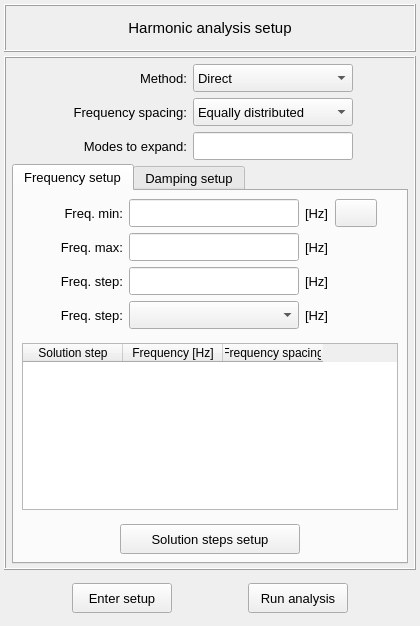
First picture: the form in vibra/interface/data/ui_files/analysis/harmonic_analysis_setup_input.ui, repository MOPT-UFSC/VIBRA, before the edit.
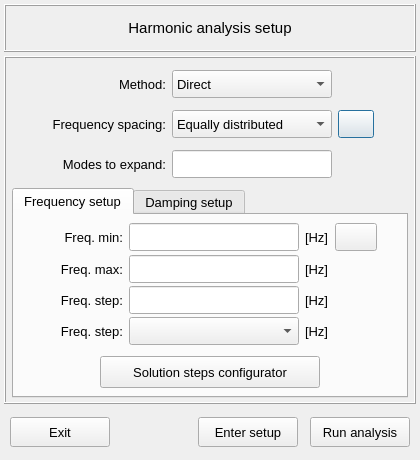
Second picture: the form after the edit. Icons and pictures are not drawn.

Commit message: Minor refactor in the harmonic analysis setup UI

What changed in the file:
```diff
--- a/vibra/interface/data/ui_files/analysis/harmonic_analysis_setup_input.ui
+++ b/vibra/interface/data/ui_files/analysis/harmonic_analysis_setup_input.ui
@@ -10,7 +10,7 @@
     <x>0</x>
     <y>0</y>
     <width>420</width>
-    <height>626</height>
+    <height>460</height>
    </rect>
   </property>
   <property name="sizePolicy">
@@ -22,7 +22,7 @@
   <property name="minimumSize">
    <size>
     <width>360</width>
-    <height>500</height>
+    <height>460</height>
    </size>
   </property>
   <property name="maximumSize">
@@ -125,7 +125,7 @@
      <property name="minimumSize">
       <size>
        <width>0</width>
-       <height>340</height>
+       <height>320</height>
       </size>
      </property>
      <property name="frameShape">
@@ -158,13 +158,13 @@
         <property name="minimumSize">
          <size>
           <width>0</width>
-          <height>92</height>
+          <height>120</height>
          </size>
         </property>
         <property name="maximumSize">
          <size>
           <width>1000</width>
-          <height>100</height>
+          <height>140</height>
          </size>
         </property>
         <property name="frameShape">
@@ -186,31 +186,72 @@
          <property name="bottomMargin">
           <number>0</number>
          </property>
-         <item row="0" column="0">
-          <spacer name="horizontalSpacer_7">
-           <property name="orientation">
-            <enum>Qt::Horizontal</enum>
+         <item row="1" column="3">
+          <widget class="QPushButton" name="pushButton_show_solution_steps_table">
+           <property name="minimumSize">
+            <size>
+             <width>0</width>
+             <height>0</height>
+            </size>
            </property>
-           <property name="sizeHint" stdset="0">
+           <property name="maximumSize">
             <size>
-             <width>40</width>
+             <width>36</width>
+             <height>28</height>
+            </size>
+           </property>
+           <property name="font">
+            <font>
+             <pointsize>10</pointsize>
+            </font>
+           </property>
+           <property name="toolTip">
+            <string>&lt;html&gt;&lt;head/&gt;&lt;body&gt;&lt;p&gt;See the solution steps table&lt;/p&gt;&lt;/body&gt;&lt;/html&gt;</string>
+           </property>
+           <property name="text">
+            <string/>
+           </property>
+           <property name="icon">
+            <iconset resource="../../icons/resources.qrc">
+             <normaloff>:/icons/preview_data.png</normaloff>:/icons/preview_data.png</iconset>
+           </property>
+           <property name="iconSize">
+            <size>
+             <width>20</width>
              <height>20</height>
             </size>
            </property>
-          </spacer>
+          </widget>
          </item>
-         <item row="0" column="3">
-          <spacer name="horizontalSpacer_8">
-           <property name="orientation">
-            <enum>Qt::Horizontal</enum>
+         <item row="0" column="1">
+          <widget class="QLabel" name="label_3">
+           <property name="minimumSize">
+            <size>
+             <width>120</width>
+             <height>28</height>
+            </size>
            </property>
-           <property name="sizeHint" stdset="0">
+           <property name="maximumSize">
             <size>
-             <width>40</width>
-             <height>20</height>
+             <width>160</width>
+             <height>28</height>
             </size>
            </property>
-          </spacer>
+           <property name="font">
+            <font>
+             <family>MS Shell Dlg 2</family>
+             <pointsize>10</pointsize>
+             <weight>50</weight>
+             <bold>false</bold>
+            </font>
+           </property>
+           <property name="text">
+            <string>Method:</string>
+           </property>
+           <property name="alignment">
+            <set>Qt::AlignRight|Qt::AlignTrailing|Qt::AlignVCenter</set>
+           </property>
+          </widget>
          </item>
          <item row="0" column="2">
           <widget class="QComboBox" name="comboBox_method">
@@ -284,67 +325,6 @@
            </property>
           </widget>
          </item>
-         <item row="2" column="2">
-          <widget class="QLineEdit" name="lineEdit_modes_to_expand">
-           <property name="minimumSize">
-            <size>
-             <width>160</width>
-             <height>28</height>
-            </size>
-           </property>
-           <property name="maximumSize">
-            <size>
-             <width>160</width>
-             <height>28</height>
-            </size>
-           </property>
-           <property name="font">
-            <font>
-             <family>MS Shell Dlg 2</family>
-             <pointsize>10</pointsize>
-             <weight>50</weight>
-             <italic>false</italic>
-             <bold>false</bold>
-            </font>
-           </property>
-           <property name="styleSheet">
-            <string notr="true"/>
-           </property>
-           <property name="alignment">
-            <set>Qt::AlignCenter</set>
-           </property>
-          </widget>
-         </item>
-         <item row="0" column="1">
-          <widget class="QLabel" name="label_3">
-           <property name="minimumSize">
-            <size>
-             <width>120</width>
-             <height>28</height>
-            </size>
-           </property>
-           <property name="maximumSize">
-            <size>
-             <width>160</width>
-             <height>28</height>
-            </size>
-           </property>
-           <property name="font">
-            <font>
-             <family>MS Shell Dlg 2</family>
-             <pointsize>10</pointsize>
-             <weight>50</weight>
-             <bold>false</bold>
-            </font>
-           </property>
-           <property name="text">
-            <string>Method:</string>
-           </property>
-           <property name="alignment">
-            <set>Qt::AlignRight|Qt::AlignTrailing|Qt::AlignVCenter</set>
-           </property>
-          </widget>
-         </item>
          <item row="1" column="1">
           <widget class="QLabel" name="label_4">
            <property name="minimumSize">
@@ -416,6 +396,63 @@
            </item>
           </widget>
          </item>
+         <item row="2" column="2">
+          <widget class="QLineEdit" name="lineEdit_modes_to_expand">
+           <property name="minimumSize">
+            <size>
+             <width>160</width>
+             <height>28</height>
+            </size>
+           </property>
+           <property name="maximumSize">
+            <size>
+             <width>160</width>
+             <height>28</height>
+            </size>
+           </property>
+           <property name="font">
+            <font>
+             <family>MS Shell Dlg 2</family>
+             <pointsize>10</pointsize>
+             <weight>50</weight>
+             <italic>false</italic>
+             <bold>false</bold>
+            </font>
+           </property>
+           <property name="styleSheet">
+            <string notr="true"/>
+           </property>
+           <property name="alignment">
+            <set>Qt::AlignCenter</set>
+           </property>
+          </widget>
+         </item>
+         <item row="1" column="4">
+          <spacer name="horizontalSpacer_8">
+           <property name="orientation">
+            <enum>Qt::Horizontal</enum>
+           </property>
+           <property name="sizeHint" stdset="0">
+            <size>
+             <width>40</width>
+             <height>20</height>
+            </size>
+           </property>
+          </spacer>
+         </item>
+         <item row="1" column="0">
+          <spacer name="horizontalSpacer_7">
+           <property name="orientation">
+            <enum>Qt::Horizontal</enum>
+           </property>
+           <property name="sizeHint" stdset="0">
+            <size>
+             <width>40</width>
+             <height>20</height>
+            </size>
+           </property>
+          </spacer>
+         </item>
         </layout>
        </widget>
       </item>
@@ -468,8 +505,14 @@
           <property name="verticalSpacing">
            <number>6</number>
           </property>
-          <item row="2" column="0" colspan="2">
+          <item row="1" column="0" colspan="2">
            <widget class="QFrame" name="frame_solution_steps_setup">
+            <property name="maximumSize">
+             <size>
+              <width>16777215</width>
+              <height>60</height>
+             </size>
+            </property>
             <property name="frameShape">
              <enum>QFrame::NoFrame</enum>
             </property>
@@ -490,17 +533,17 @@
               <number>4</number>
              </property>
              <item row="0" column="0">
-              <widget class="QPushButton" name="pushButton_solution_steps_setup">
+              <widget class="QPushButton" name="pushButton_solution_steps_configurator">
                <property name="minimumSize">
                 <size>
                  <width>0</width>
-                 <height>30</height>
+                 <height>32</height>
                 </size>
                </property>
                <property name="maximumSize">
                 <size>
-                 <width>180</width>
-                 <height>30</height>
+                 <width>220</width>
+                 <height>32</height>
                 </size>
                </property>
                <property name="font">
@@ -516,7 +559,17 @@
                 <string notr="true"/>
                </property>
                <property name="text">
-                <string>Solution steps setup</string>
+                <string>Solution steps configurator</string>
+               </property>
+               <property name="icon">
+                <iconset resource="../../icons/resources.qrc">
+                 <normaloff>:/icons/user_preferences_icon.png</normaloff>:/icons/user_preferences_icon.png</iconset>
+               </property>
+               <property name="iconSize">
+                <size>
+                 <width>20</width>
+                 <height>20</height>
+                </size>
                </property>
                <property name="autoDefault">
                 <bool>false</bool>
@@ -942,52 +995,6 @@
             </layout>
            </widget>
           </item>
-          <item row="1" column="0" colspan="2">
-           <widget class="QFrame" name="frame">
-            <property name="frameShape">
-             <enum>QFrame::NoFrame</enum>
-            </property>
-            <property name="frameShadow">
-             <enum>QFrame::Raised</enum>
-            </property>
-            <layout class="QGridLayout" name="gridLayout_11">
-             <property name="leftMargin">
-              <number>4</number>
-             </property>
-             <property name="topMargin">
-              <number>4</number>
-             </property>
-             <property name="rightMargin">
-              <number>4</number>
-             </property>
-             <property name="bottomMargin">
-              <number>4</number>
-             </property>
-             <item row="0" column="0">
-              <widget class="QTableWidget" name="tableWidget_solution_steps">
-               <attribute name="verticalHeaderVisible">
-                <bool>false</bool>
-               </attribute>
-               <column>
-                <property name="text">
-                 <string>Solution step</string>
-                </property>
-               </column>
-               <column>
-                <property name="text">
-                 <string>Frequency [Hz]</string>
-                </property>
-               </column>
-               <column>
-                <property name="text">
-                 <string>Frequency spacing</string>
-                </property>
-               </column>
-              </widget>
-             </item>
-            </layout>
-           </widget>
-          </item>
          </layout>
         </widget>
         <widget class="QWidget" name="tab_damping">
@@ -1455,13 +1462,13 @@
      </property>
      <layout class="QGridLayout" name="gridLayout_3">
       <property name="leftMargin">
-       <number>4</number>
+       <number>6</number>
       </property>
       <property name="topMargin">
        <number>4</number>
       </property>
       <property name="rightMargin">
-       <number>4</number>
+       <number>6</number>
       </property>
       <property name="bottomMargin">
        <number>4</number>
@@ -1473,6 +1480,40 @@
        <number>4</number>
       </property>
       <item row="0" column="0">
+       <widget class="QPushButton" name="pushButton_exit">
+        <property name="minimumSize">
+         <size>
+          <width>100</width>
+          <height>30</height>
+         </size>
+        </property>
+        <property name="maximumSize">
+         <size>
+          <width>100</width>
+          <height>30</height>
+         </size>
+        </property>
+        <property name="font">
+         <font>
+          <family>MS Shell Dlg 2</family>
+          <pointsize>10</pointsize>
+          <weight>50</weight>
+          <italic>false</italic>
+          <bold>false</bold>
+         </font>
+        </property>
+        <property name="styleSheet">
+         <string notr="true"/>
+        </property>
+        <property name="text">
+         <string>Exit</string>
+        </property>
+        <property name="autoDefault">
+         <bool>false</bool>
+        </property>
+       </widget>
+      </item>
+      <item row="0" column="2">
        <widget class="QPushButton" name="pushButton_enter_setup">
         <property name="minimumSize">
          <size>
@@ -1506,7 +1547,7 @@
         </property>
        </widget>
       </item>
-      <item row="0" column="1">
+      <item row="0" column="3">
        <widget class="QPushButton" name="pushButton_run_analysis">
         <property name="minimumSize">
          <size>
@@ -1540,6 +1581,19 @@
         </property>
        </widget>
       </item>
+      <item row="0" column="1">
+       <spacer name="horizontalSpacer_5">
+        <property name="orientation">
+         <enum>Qt::Horizontal</enum>
+        </property>
+        <property name="sizeHint" stdset="0">
+         <size>
+          <width>40</width>
+          <height>20</height>
+         </size>
+        </property>
+       </spacer>
+      </item>
      </layout>
     </widget>
    </item>
```
The commit also changes 3 other files.
